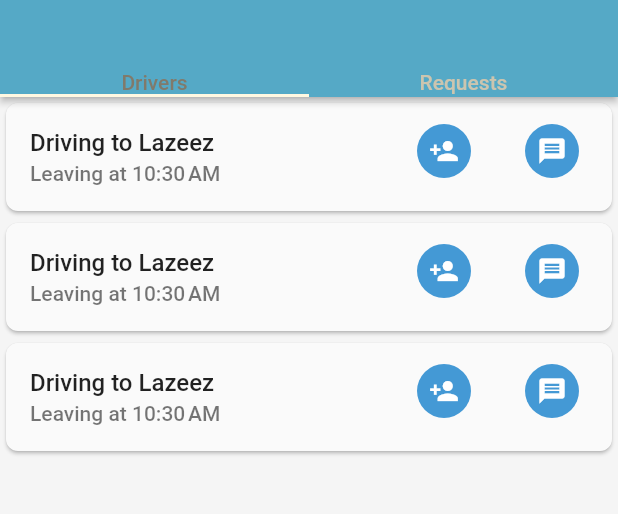
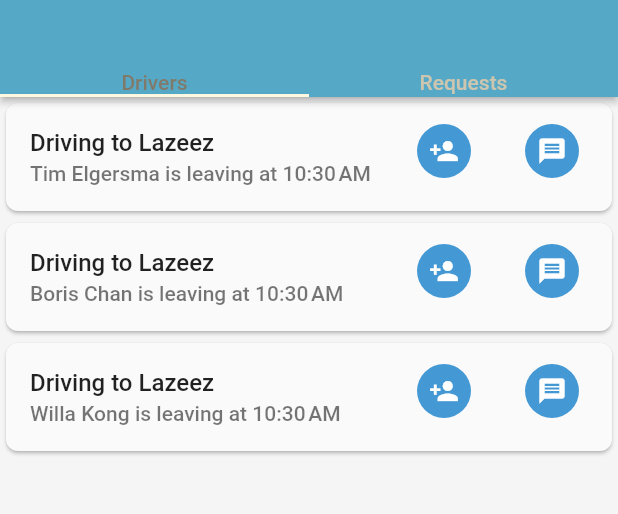
Before and after one commit to boris1022chan/Pureride, a Flutter app: the screen it shows after launch, after a tap on "Sign in with Google", on a phone screen of 412 x 824 dp, the part 59-573 px from its top. Run offline on Flutter 3.47's test engine with Material 2 defaults, Android fonts, the phone set to English and light mode, and no system bars; our stand-ins replace firebase_auth, google_sign_in; accounts and stored records are empty.

Commit message:
add driver name to info card

```diff
--- a/lib/ui/screens/home.dart
+++ b/lib/ui/screens/home.dart
@@ -60,13 +60,27 @@ class HomeScreenState extends State<HomeScreen> {
   }
 
   Widget _buildDriverTab() {
-    return Center(child: ListView(
-      children: [
-        InfoCard(id: 1, destinationName: 'Lazeez', departureTime: DateTime.now(), address: '23 Lazeez Dr'),
-        InfoCard(id: 2, destinationName: 'Lazeez', departureTime: DateTime.now(), address: '23 Lazeez Dr'),
-        InfoCard(id: 3, destinationName: 'Lazeez', departureTime: DateTime.now(), address: '23 Lazeez Dr'),
-      ]
-    ));
+    return Center(
+        child: ListView(children: [
+      InfoCard(
+          id: 1,
+          destinationName: 'Lazeez',
+          departureTime: DateTime.now(),
+          address: '23 Lazeez Dr',
+          driver: 'Tim Elgersma'),
+      InfoCard(
+          id: 2,
+          destinationName: 'Lazeez',
+          departureTime: DateTime.now(),
+          address: '23 Lazeez Dr',
+          driver: 'Boris Chan'),
+      InfoCard(
+          id: 3,
+          destinationName: 'Lazeez',
+          departureTime: DateTime.now(),
+          address: '23 Lazeez Dr',
+          driver: 'Willa Kong'),
+    ]));
   }
 
   Widget _buildRequestTab() {
--- a/lib/ui/widgets/buttons.dart
+++ b/lib/ui/widgets/buttons.dart
@@ -3,25 +3,27 @@ import 'package:intl/intl.dart';
 
 Align createButtonBar(id, context) {
   return Align(
-    alignment: Alignment.bottomRight,
-    child: ButtonTheme.bar(
-      child: new ButtonBar(
-        alignment: MainAxisAlignment.end,
-        children: <Widget>[createAddMeButton(id, context), createMessageButton(id, context)],
-      ),
-    )
-  );
+      alignment: Alignment.bottomRight,
+      child: ButtonTheme.bar(
+        child: new ButtonBar(
+          alignment: MainAxisAlignment.end,
+          children: <Widget>[
+            createAddMeButton(id, context),
+            createMessageButton(id, context)
+          ],
+        ),
+      ));
 }
 
-Align createText(
-    BuildContext context, String destinationName, DateTime departureTime) {
+Align createText(BuildContext context, String destinationName,
+    DateTime departureTime, String driver) {
   return Align(
     alignment: Alignment.topLeft,
     child: Material(
       child: ListTile(
           title: Text("Driving to $destinationName"),
-          subtitle:
-              Text("Leaving at ${DateFormat("jm").format(departureTime)}")),
+          subtitle: Text(
+              "$driver is leaving at ${DateFormat("jm").format(departureTime)}")),
     ),
   );
 }
--- a/lib/ui/widgets/full_screen_info_card.dart
+++ b/lib/ui/widgets/full_screen_info_card.dart
@@ -7,6 +7,7 @@ class FullScreenInfoCard extends StatelessWidget {
   final String destinationName;
   final String address;
   final DateTime departureTime;
+  final String driver;
 
   const FullScreenInfoCard(
       {Key key,
@@ -14,7 +15,8 @@ class FullScreenInfoCard extends StatelessWidget {
       this.context,
       this.destinationName,
       this.address,
-      this.departureTime})
+      this.departureTime,
+      this.driver})
       : super(key: key);
 
   @override
@@ -46,7 +48,8 @@ class FullScreenInfoCard extends StatelessWidget {
           child: ListView(
             children: <Widget>[
               Container(height: appBar.preferredSize.height),
-              createText(this.context, this.destinationName, this.departureTime),
+              createText(this.context, this.destinationName, this.departureTime,
+                  this.driver),
               createButtonBar(this.id, this.context)
             ],
           ),
--- a/lib/ui/widgets/info_card.dart
+++ b/lib/ui/widgets/info_card.dart
@@ -7,13 +7,15 @@ class InfoCard extends StatelessWidget {
   final String destinationName;
   final String address;
   final DateTime departureTime;
+  final String driver;
 
   const InfoCard(
       {Key key,
       this.id,
       this.destinationName,
       this.address,
-      this.departureTime})
+      this.departureTime,
+      this.driver})
       : super(key: key);
 
   @override
@@ -26,7 +28,8 @@ class InfoCard extends StatelessWidget {
         clipBehavior: Clip.antiAliasWithSaveLayer,
         child: Stack(
           children: <Widget>[
-            createText(context, this.destinationName, this.departureTime),
+            createText(
+                context, this.destinationName, this.departureTime, this.driver),
             createInkwell(context),
             createButtonBar(id, context)
           ],
@@ -55,7 +58,8 @@ class InfoCard extends StatelessWidget {
                         context: context,
                         destinationName: this.destinationName,
                         address: this.address,
-                        departureTime: this.departureTime);
+                        departureTime: this.departureTime,
+                        driver: this.driver);
                   },
                 ),
               );
```
